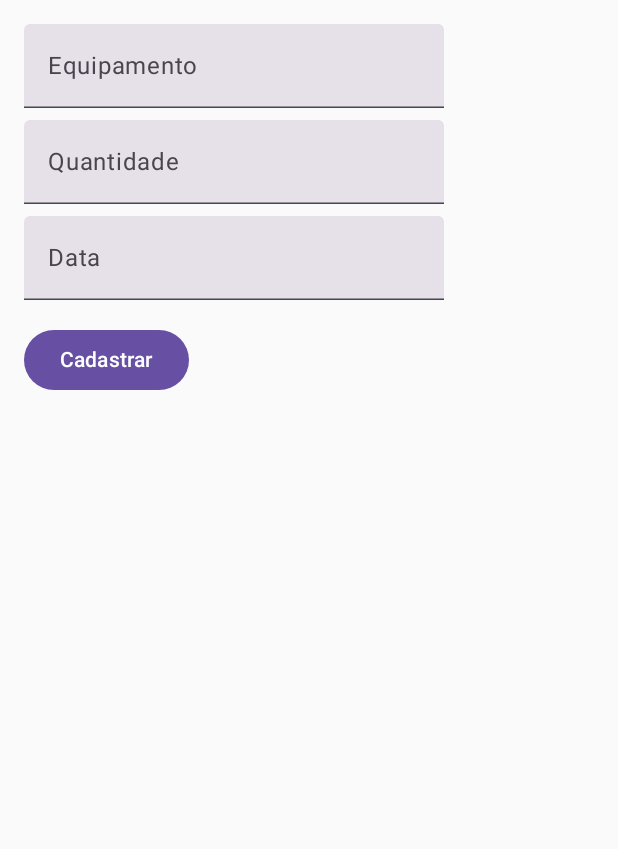
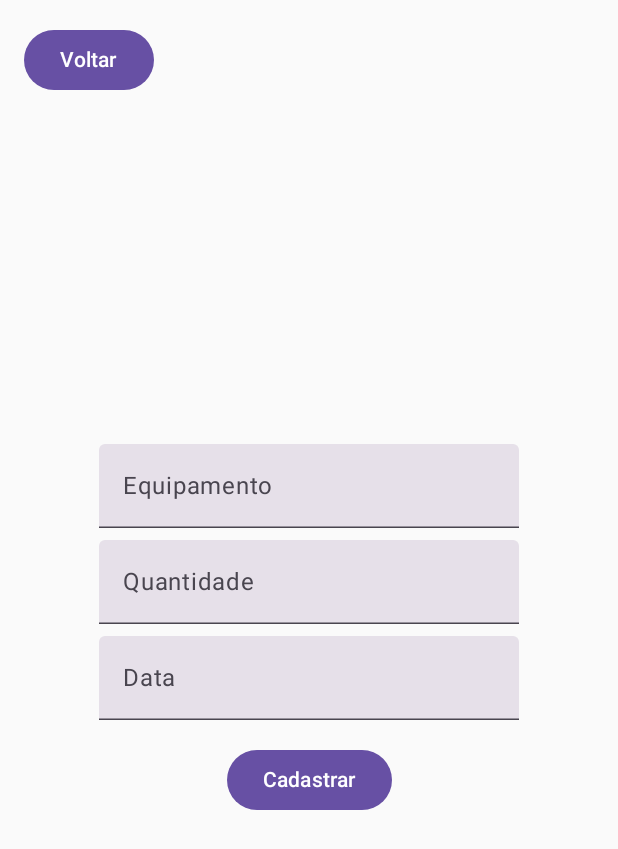
Before and after one commit to Guuhlima/Estoque-project, an Android app built with Jetpack Compose: the CadastroScreen screen opened through its navigation route, on a phone screen of 412 x 824 dp. Shown: the top 849 px of the screen. Run offline under Robolectric (Android 15) with nearby library versions, the phone set to English and light mode, and no system bars.

Commit message:
Atualizações no Mobile e Frontend

```diff
--- a/Estoque-mobile/app/src/main/java/com/example/winostock/navigation/AppNavigation.kt
+++ b/Estoque-mobile/app/src/main/java/com/example/winostock/navigation/AppNavigation.kt
@@ -6,12 +6,13 @@ import androidx.navigation.compose.NavHost
 import androidx.navigation.compose.composable
 import com.example.winostock.screens.CadastroScreen
 import com.example.winostock.screens.LoginScreen
+import com.example.winostock.screens.DashboardScreen
 
 @Composable
 fun AppNavigation(navController: NavHostController) {
     NavHost(navController = navController, startDestination = "login") {
         composable("cadastro") { CadastroScreen(navController) }
         composable("login") { LoginScreen(navController) }
-        // etc.
+        composable("dashboard") { DashboardScreen(navController)}
     }
 }
--- a/Estoque-mobile/app/src/main/java/com/example/winostock/screens/CadastroScreen.kt
+++ b/Estoque-mobile/app/src/main/java/com/example/winostock/screens/CadastroScreen.kt
@@ -13,6 +13,7 @@ import kotlinx.coroutines.CoroutineScope
 import kotlinx.coroutines.Dispatchers
 import kotlinx.coroutines.launch
 import androidx.compose.material3.Text
+import androidx.compose.ui.Alignment
 
 @Composable
 fun CadastroScreen(navController: NavHostController) {
@@ -21,17 +22,46 @@ fun CadastroScreen(navController: NavHostController) {
     var data by remember { mutableStateOf("") }
     var mensagem by remember { mutableStateOf("") }
 
-    Column(modifier = Modifier
+    Column(
+        modifier = Modifier
             .fillMaxSize()
-        .padding(16.dp)) {
+            .padding(16.dp)
+    ) {
+        Button(
+            onClick = { navController.navigate("dashboard") },
+            modifier = Modifier.align(Alignment.Start)
+        ) {
+            Text("Voltar")
+        }
 
-        TextField(value = equipamento, onValueChange = { equipamento = it }, label = { Text("Equipamento") })
+        Box(
+            modifier = Modifier
+                .fillMaxSize(),
+            contentAlignment = Alignment.Center
+        ) {
+            Column(
+                horizontalAlignment = Alignment.CenterHorizontally,
+                verticalArrangement = Arrangement.Center
+            ) {
+                TextField(
+                    value = equipamento,
+                    onValueChange = { equipamento = it },
+                    label = { Text("Equipamento") }
+                )
                 Spacer(modifier = Modifier.height(8.dp))
 
-        TextField(value = quantidade, onValueChange = { quantidade = it }, label = { Text("Quantidade") })
+                TextField(
+                    value = quantidade,
+                    onValueChange = { quantidade = it },
+                    label = { Text("Quantidade") }
+                )
                 Spacer(modifier = Modifier.height(8.dp))
 
-        TextField(value = data, onValueChange = { data = it }, label = { Text("Data") })
+                TextField(
+                    value = data,
+                    onValueChange = { data = it },
+                    label = { Text("Data") }
+                )
                 Spacer(modifier = Modifier.height(16.dp))
 
                 Button(onClick = {
@@ -51,3 +81,5 @@ fun CadastroScreen(navController: NavHostController) {
                 Text(mensagem)
             }
         }
+    }
+}
--- a/Estoque-mobile/app/src/main/java/com/example/winostock/screens/LoginScreen.kt
+++ b/Estoque-mobile/app/src/main/java/com/example/winostock/screens/LoginScreen.kt
@@ -13,26 +13,39 @@ import kotlinx.coroutines.CoroutineScope
 import kotlinx.coroutines.Dispatchers
 import kotlinx.coroutines.launch
 import androidx.compose.material3.Text
+import androidx.compose.ui.Alignment
 import androidx.navigation.NavController
+import kotlinx.coroutines.withContext
 
 @Composable
-fun LoginScreen (navController: NavController) {
+fun LoginScreen(navController: NavController) {
     var email by remember { mutableStateOf("") }
     var senha by remember { mutableStateOf("") }
-    var matricula by remember { mutableStateOf("") }
-    //nome by remember { mutableStateOf("") }
     var mensagem by remember { mutableStateOf("") }
 
-
-    Column(modifier = Modifier
+    Box(
+        modifier = Modifier
             .fillMaxSize()
-        .padding(16.dp)
+            .padding(16.dp),
+        contentAlignment = Alignment.Center
     ) {
-        TextField(value = email, onValueChange = { email = it }, label = { Text("Email")})
+        Column(
+            horizontalAlignment = Alignment.CenterHorizontally,
+            verticalArrangement = Arrangement.Center
+        ) {
+            TextField(
+                value = email,
+                onValueChange = { email = it },
+                label = { Text("Email") }
+            )
             Spacer(modifier = Modifier.height(8.dp))
 
-        TextField(value = senha, onValueChange = { senha = it}, label = { Text("Senha")})
-        Spacer(modifier = Modifier.height(8.dp))
+            TextField(
+                value = senha,
+                onValueChange = { senha = it },
+                label = { Text("Senha") }
+            )
+            Spacer(modifier = Modifier.height(16.dp))
 
             Button(onClick = {
                 println("Enviando: login=$email, senha=$senha")
@@ -41,7 +54,15 @@ fun LoginScreen (navController: NavController) {
                         Usuarios(email = email, senha = senha)
                     )
                     println("Resultado da API: $sucesso")
-                mensagem = if (sucesso) "Login realizado" else "Erro ao logar"
+
+                    withContext(Dispatchers.Main) {
+                        if (sucesso) {
+                            mensagem = "Login realizado"
+                            navController.navigate("dashboard")
+                        } else {
+                            mensagem = "Erro ao logar"
+                        }
+                    }
                 }
             }) {
                 Text("Entrar")
@@ -51,3 +72,4 @@ fun LoginScreen (navController: NavController) {
             Text(mensagem)
         }
     }
+}
```
Also changed, not shown: Estoque-mobile/app/src/main/java/com/example/winostock/data/ApiService.kt (+16 -0 lines), Estoque-mobile/app/src/main/java/com/example/winostock/screens/DashboardScreen.kt (+35 -0 lines). Lines whose indentation alone changed are shown as unchanged.
